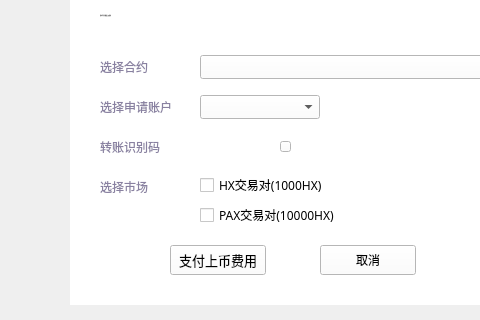
Above: LNKWallet/dapp/applyExchange/ApplyExchangeDialog.ui from HcashOrg/hx-indicator before the change; both pictures show x 210 to 690 and y 125 to 445 of the 960 by 543 pixel window. Below: the same form after it.
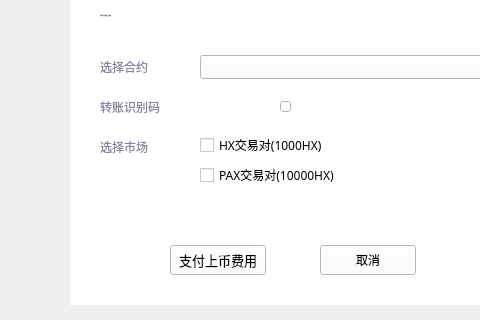
That is the form after the change.

```diff
--- a/LNKWallet/dapp/applyExchange/ApplyExchangeDialog.ui
+++ b/LNKWallet/dapp/applyExchange/ApplyExchangeDialog.ui
@@ -167,23 +167,6 @@
       <string>取消</string>
      </property>
     </widget>
-    <widget class="QLabel" name="tipLabel">
-     <property name="geometry">
-      <rect>
-       <x>45</x>
-       <y>110</y>
-       <width>261</width>
-       <height>16</height>
-      </rect>
-     </property>
-     <property name="styleSheet">
-      <string notr="true">QLabel{font: 11px &quot;微软雅黑&quot;;color: rgb(255,0,0);}
-</string>
-     </property>
-     <property name="text">
-      <string/>
-     </property>
-    </widget>
     <widget class="QComboBox" name="contractComboBox">
      <property name="geometry">
       <rect>
@@ -194,38 +177,11 @@
       </rect>
      </property>
     </widget>
-    <widget class="QComboBox" name="accountComboBox">
-     <property name="geometry">
-      <rect>
-       <x>130</x>
-       <y>110</y>
-       <width>120</width>
-       <height>24</height>
-      </rect>
-     </property>
-    </widget>
-    <widget class="QLabel" name="label_3">
-     <property name="geometry">
-      <rect>
-       <x>30</x>
-       <y>110</y>
-       <width>80</width>
-       <height>24</height>
-      </rect>
-     </property>
-     <property name="styleSheet">
-      <string notr="true">QLabel{font: 11px &quot;微软雅黑&quot;;color: rgb(137, 129, 161);}
-</string>
-     </property>
-     <property name="text">
-      <string>选择申请账户</string>
-     </property>
-    </widget>
     <widget class="QLabel" name="label_6">
      <property name="geometry">
       <rect>
        <x>30</x>
-       <y>150</y>
+       <y>110</y>
        <width>80</width>
        <height>24</height>
       </rect>
@@ -242,7 +198,7 @@
      <property name="geometry">
       <rect>
        <x>130</x>
-       <y>150</y>
+       <y>110</y>
        <width>80</width>
        <height>24</height>
       </rect>
@@ -258,7 +214,7 @@
      <property name="geometry">
       <rect>
        <x>130</x>
-       <y>190</y>
+       <y>150</y>
        <width>180</width>
        <height>20</height>
       </rect>
@@ -274,7 +230,7 @@
      <property name="geometry">
       <rect>
        <x>130</x>
-       <y>220</y>
+       <y>180</y>
        <width>180</width>
        <height>20</height>
       </rect>
@@ -290,7 +246,7 @@
      <property name="geometry">
       <rect>
        <x>30</x>
-       <y>190</y>
+       <y>150</y>
        <width>80</width>
        <height>24</height>
       </rect>
@@ -307,7 +263,7 @@
      <property name="geometry">
       <rect>
        <x>210</x>
-       <y>156</y>
+       <y>116</y>
        <width>11</width>
        <height>11</height>
       </rect>
```
Left out of the diff: 3 changed lines with no effect on the pictures.
